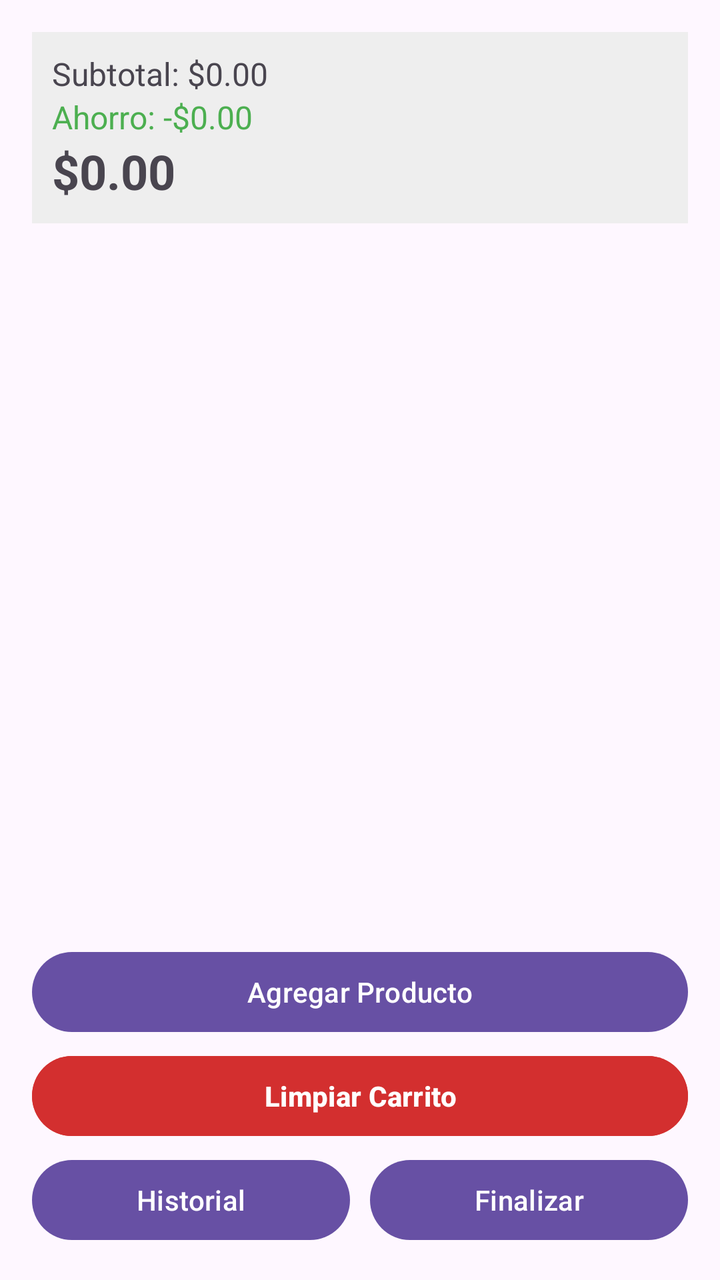
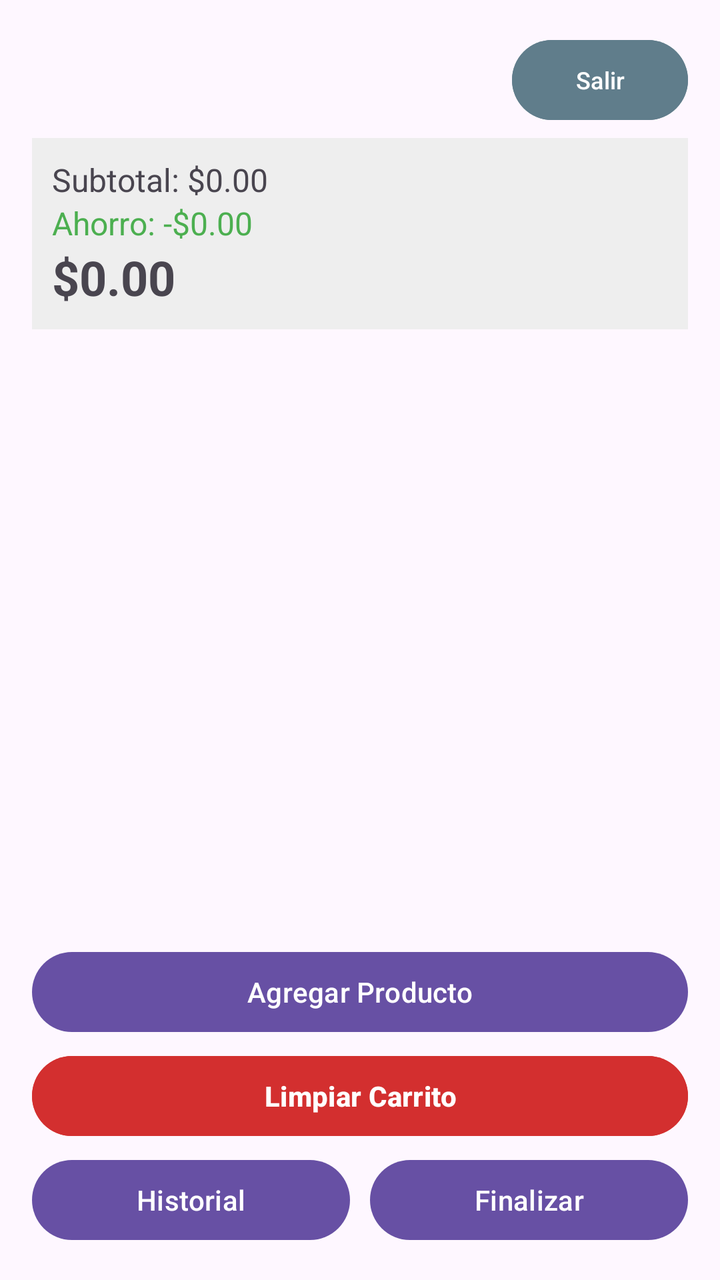

The first picture is an Android layout as it rendered before a commit; the second is the same layout after the commit. The layout source and the unified diff follow.
<!-- AndroidManifest.xml: application theme Theme.MyApplication -->
<!-- res/layout/activity_main.xml -->
<?xml version="1.0" encoding="utf-8"?>
<RelativeLayout xmlns:android="http://schemas.android.com/apk/res/android"
    xmlns:tools="http://schemas.android.com/tools"
    android:layout_width="match_parent"
    android:layout_height="match_parent"
    android:padding="16dp"
    tools:context=".MainActivity">

    
    <LinearLayout
        android:id="@+id/layout_totales"
        android:layout_width="match_parent"
        android:layout_height="wrap_content"
        android:orientation="vertical"
        android:background="#EEE"
        android:padding="10dp"
        android:layout_marginBottom="10dp">

        <TextView
            android:id="@+id/texto_subtotal"
            android:layout_width="wrap_content"
            android:layout_height="wrap_content"
            android:text="Subtotal: $0.00"
            android:textSize="16sp" />

        <TextView
            android:id="@+id/texto_ahorro"
            android:layout_width="wrap_content"
            android:layout_height="wrap_content"
            android:text="Ahorro: -$0.00"
            android:textColor="#4CAF50"
            android:textSize="16sp" />

        <TextView
            android:id="@+id/texto_total_final"
            android:layout_width="wrap_content"
            android:layout_height="wrap_content"
            android:text="$0.00"
            android:textSize="24sp"
            android:textStyle="bold" />
    </LinearLayout>

    
    <androidx.recyclerview.widget.RecyclerView
        android:id="@+id/recycler_view_carrito"
        android:layout_width="match_parent"
        android:layout_height="match_parent"
        android:layout_below="@id/layout_totales"
        android:layout_above="@id/layout_botones"
        android:layout_marginBottom="10dp"/>

    
    <LinearLayout
        android:id="@+id/layout_botones"
        android:layout_width="match_parent"
        android:layout_height="wrap_content"
        android:layout_alignParentBottom="true"
        android:orientation="vertical">

        <Button
            android:id="@+id/boton_agregar_producto"
            android:layout_width="match_parent"
            android:layout_height="wrap_content"
            android:text="Agregar Producto" />

        
        
        <Button
            android:id="@+id/boton_limpiar_carrito"
            android:layout_width="match_parent"
            android:layout_height="wrap_content"
            android:text="Limpiar Carrito"
            android:backgroundTint="#D32F2F"
            android:textColor="#FFFFFF"
            android:textStyle="bold"
            android:layout_marginTop="4dp"
            android:layout_marginBottom="4dp"/>
        

        <LinearLayout
            android:layout_width="match_parent"
            android:layout_height="wrap_content"
            android:orientation="horizontal">

            <Button
                android:id="@+id/boton_ver_historial"
                android:layout_width="0dp"
                android:layout_height="wrap_content"
                android:layout_weight="1"
                android:text="Historial"
                android:layout_marginEnd="5dp"/>

            <Button
                android:id="@+id/boton_finalizar_compra"
                android:layout_width="0dp"
                android:layout_height="wrap_content"
                android:layout_weight="1"
                android:text="Finalizar"
                android:layout_marginStart="5dp"/>
        </LinearLayout>
    </LinearLayout>

</RelativeLayout>
<!-- resources referenced by this layout -->
<resources>
  <style name="Theme.MyApplication" parent="Base.Theme.MyApplication" />
  <style name="Base.Theme.MyApplication" parent="Theme.Material3.DayNight.NoActionBar">
          
          
      </style>
</resources>

<!-- the commit's change to res/layout/activity_main.xml (unified diff, before → after) -->
@@ -7,14 +7,33 @@
     tools:context=".MainActivity">
 
     
+    
+    <Button
+        android:id="@+id/boton_cerrar_sesion"
+        android:layout_width="wrap_content"
+        android:layout_height="48dp"
+        android:layout_alignParentTop="true"
+        android:layout_alignParentEnd="true"
+        android:layout_alignParentRight="true"
+        android:layout_marginTop="0dp"
+        android:layout_marginBottom="5dp"
+        android:backgroundTint="#607D8B"
+        android:elevation="2dp"
+        android:text="Salir"
+        android:textColor="#FFFFFF"
+        android:textSize="12sp" />
+
+    
+    
     <LinearLayout
         android:id="@+id/layout_totales"
         android:layout_width="match_parent"
         android:layout_height="wrap_content"
+        android:layout_below="@id/boton_cerrar_sesion"
+        android:layout_marginBottom="10dp"
+        android:background="#EEE"
         android:orientation="vertical"
-        android:background="#EEE"
-        android:padding="10dp"
-        android:layout_marginBottom="10dp">
+        android:padding="10dp">
 
         <TextView
             android:id="@+id/texto_subtotal"
@@ -64,7 +83,6 @@
             android:text="Agregar Producto" />
 
         
-        
         <Button
             android:id="@+id/boton_limpiar_carrito"
             android:layout_width="match_parent"
